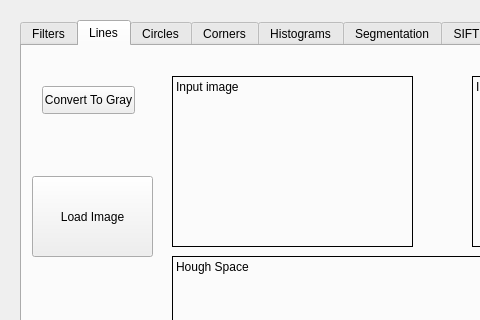
The window that mainwindow.ui (mariamzakaria/computer-vision-platform1) describes before a commit, drawn with Qt 5; both pictures show x 0 to 480 and y 0 to 320 of the 1040 by 588 pixel window.
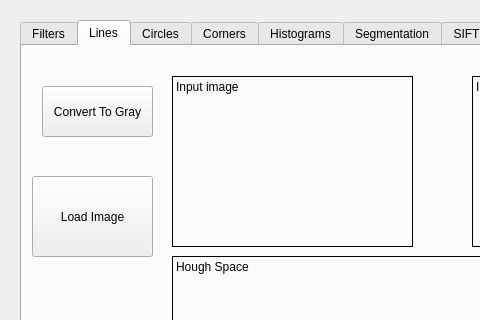
The same window after the commit. The open tabs and pages were chosen to show the change.

What changed in the file:
```diff
--- a/mainwindow.ui
+++ b/mainwindow.ui
@@ -368,8 +368,8 @@
           <rect>
            <x>20</x>
            <y>40</y>
-           <width>93</width>
-           <height>28</height>
+           <width>111</width>
+           <height>51</height>
           </rect>
          </property>
          <property name="text">
```
Left out of the diff: 2 changed lines with no effect on the pictures.
